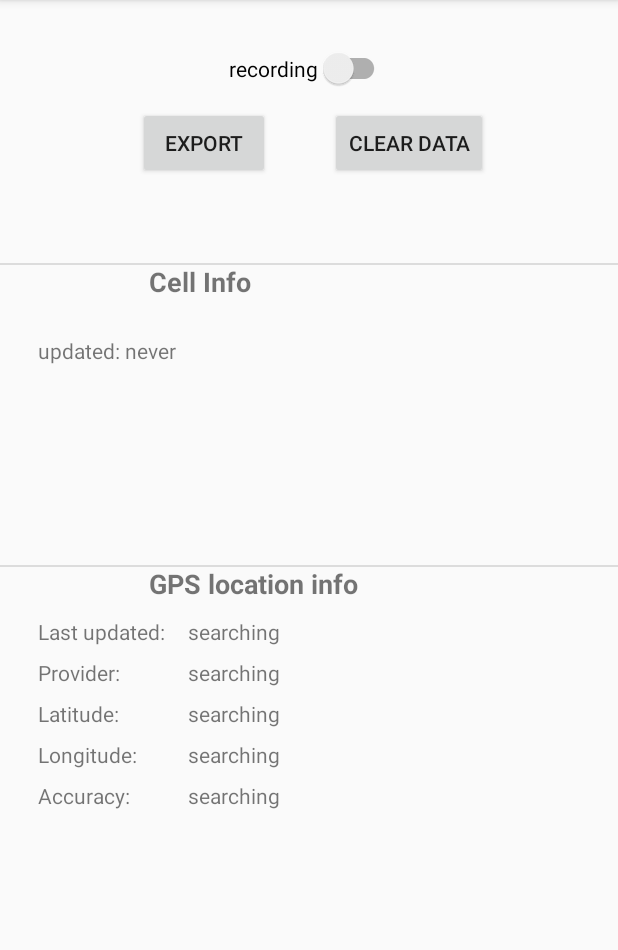
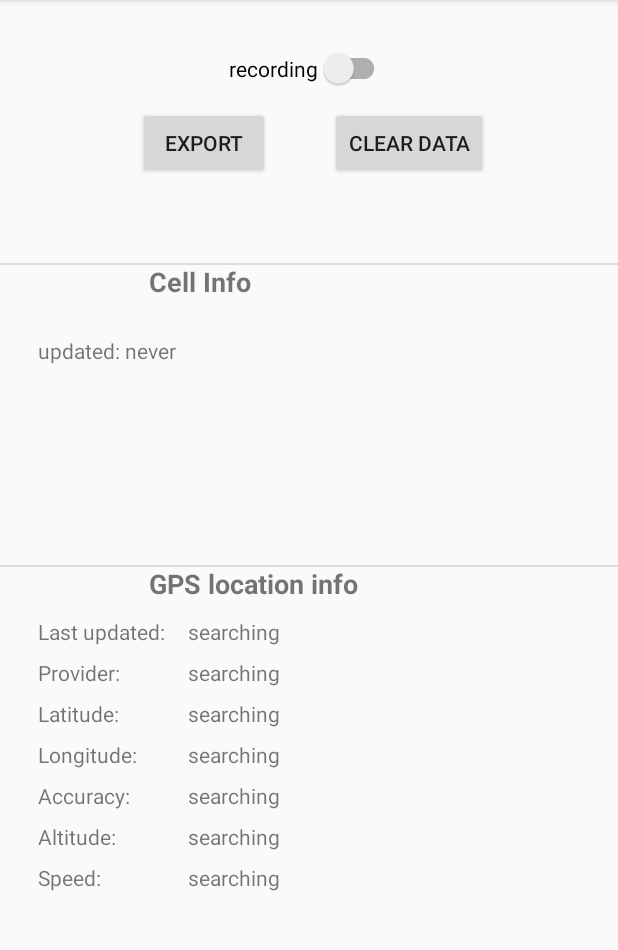
Before and after one commit to NetherlandsForensicInstitute/cellscanner, an Android app: the screen it shows after launch (MainActivity), on a phone screen of 412 x 824 dp, the part 84-1034 px from its top. Run offline under Robolectric (Android 15) with nearby library versions, the phone set to English and light mode, and no system bars.

Commit message:
added speed & altitude

```diff
--- a/app/src/main/java/nl/nfi/cellscanner/Database.java
+++ b/app/src/main/java/nl/nfi/cellscanner/Database.java
@@ -281,6 +281,8 @@ public class Database {
         values.put("accuracy", location.getAccuracy());
         values.put("latitude", location.getLatitude());
         values.put("longitude", location.getLongitude());
+        values.put("altitude", location.getAltitude());
+        values.put("speed", location.getSpeed());
 
         db.insert("locationinfo", null, values);
     }
@@ -329,7 +331,9 @@ public class Database {
                 "  accuracy INT NOT NULL," +
                 "  timestamp INT NOT NULL," +
                 "  latitude INT NOT NULL,"+
-                "  longitude INT NOT NULL" +
+                "  longitude INT NOT NULL," +
+                "  altitude INT NOT NULL," +
+                "  speed INT NOT NULL" +
                 ")");
     }
 
--- a/app/src/main/java/nl/nfi/cellscanner/MainActivity.java
+++ b/app/src/main/java/nl/nfi/cellscanner/MainActivity.java
@@ -40,7 +40,7 @@ public class MainActivity extends AppCompatActivity {
 
     private Button exportButton, clearButton;
     private SwitchCompat recorderSwitch;
-    private TextView vlCILastUpdate, vlGPSLastUpdate, vlGPSProvider, vlGPSLat, vlGPSLon, vlGPSAcc;
+    private TextView vlCILastUpdate, vlGPSLastUpdate, vlGPSProvider, vlGPSLat, vlGPSLon, vlGPSAcc, vlGPSAlt, vlGPSSpeed;
 
 
     private static final int PERMISSION_REQUEST_START_RECORDING = 1;
@@ -61,6 +61,8 @@ public class MainActivity extends AppCompatActivity {
         vlGPSLat = findViewById(R.id.vlGPSLat);
         vlGPSLon = findViewById(R.id.vlGPSLon);
         vlGPSAcc = findViewById(R.id.vlGPSAcc);
+        vlGPSAlt = findViewById(R.id.vlGPSAlt);
+        vlGPSSpeed = findViewById(R.id.vlGPSSpeed);
 
         exportButton = findViewById(nl.nfi.cellscanner.R.id.exportButton);
         clearButton = findViewById(nl.nfi.cellscanner.R.id.clearButton);
@@ -216,6 +218,8 @@ public class MainActivity extends AppCompatActivity {
                 vlGPSLat.setText(String.valueOf(a.getDouble("lat")));
                 vlGPSLon.setText(String.valueOf(a.getDouble("lon")));
                 vlGPSAcc.setText(String.valueOf(a.getFloat("acc")));
+                vlGPSAlt.setText(String.valueOf(a.getDouble("alt")));
+                vlGPSSpeed.setText(String.valueOf(a.getFloat("spd")));
             }
         }
     }
--- a/app/src/main/java/nl/nfi/cellscanner/recorder/LocationRecordingService.java
+++ b/app/src/main/java/nl/nfi/cellscanner/recorder/LocationRecordingService.java
@@ -250,6 +250,8 @@ public class LocationRecordingService extends Service {
             intent.putExtra("lts", location.getTime());
             intent.putExtra("acc", location.getAccuracy());
             intent.putExtra("pro", location.getProvider());
+            intent.putExtra("alt", location.getAltitude());
+            intent.putExtra("spd", location.getSpeed());
         } else {
             intent.putExtra("hasLoc", false);
         }
--- a/app/src/main/res/layout/activity_main.xml
+++ b/app/src/main/res/layout/activity_main.xml
@@ -116,7 +116,7 @@
             android:id="@+id/vlGPSLastUpdate"
             android:layout_width="200dp"
             android:layout_height="wrap_content"
-            android:text="searching"
+            android:text="@string/valueBaseText"
             app:layout_constraintStart_toEndOf="@+id/textView3"
             app:layout_constraintTop_toTopOf="@+id/textView3" />
 
@@ -124,7 +124,7 @@
             android:id="@+id/vlGPSProvider"
             android:layout_width="100dp"
             android:layout_height="wrap_content"
-            android:text="searching"
+            android:text="@string/valueBaseText"
             app:layout_constraintStart_toEndOf="@+id/textView4"
             app:layout_constraintTop_toTopOf="@+id/textView4" />
 
@@ -132,7 +132,7 @@
             android:id="@+id/vlGPSLat"
             android:layout_width="100dp"
             android:layout_height="wrap_content"
-            android:text="searching"
+            android:text="@string/valueBaseText"
             app:layout_constraintStart_toEndOf="@+id/textView"
             app:layout_constraintTop_toTopOf="@+id/textView" />
 
@@ -140,7 +140,7 @@
             android:id="@+id/vlGPSLon"
             android:layout_width="100dp"
             android:layout_height="wrap_content"
-            android:text="searching"
+            android:text="@string/valueBaseText"
             app:layout_constraintStart_toEndOf="@+id/textView2"
             app:layout_constraintTop_toTopOf="@+id/textView2" />
 
@@ -150,7 +150,6 @@
             android:layout_width="wrap_content"
             android:layout_height="wrap_content"
             android:ems="10"
-            android:inputType="textPersonName"
             android:text="GPS location info"
             android:textSize="18sp"
             android:textStyle="bold"
@@ -176,7 +175,7 @@
             android:layout_height="wrap_content"
             android:layout_marginStart="25dp"
             android:layout_marginTop="24dp"
-            android:text="searching"
+            android:text="@string/valueBaseText"
             app:layout_constraintStart_toStartOf="parent"
             app:layout_constraintTop_toBottomOf="@+id/editTextTextPersonName2" />
 
@@ -194,9 +193,45 @@
             android:id="@+id/vlGPSAcc"
             android:layout_width="100dp"
             android:layout_height="wrap_content"
-            android:text="searching"
+            android:text="@string/valueBaseText"
             app:layout_constraintStart_toEndOf="@+id/lblGPSAcc"
             app:layout_constraintTop_toTopOf="@+id/lblGPSAcc" />
 
+        <TextView
+            android:id="@+id/lblGPSAlt"
+            android:layout_width="100dp"
+            android:layout_height="wrap_content"
+            android:layout_marginStart="25dp"
+            android:layout_marginTop="8dp"
+            android:text="Altitude:"
+            app:layout_constraintStart_toStartOf="parent"
+            app:layout_constraintTop_toBottomOf="@+id/lblGPSAcc" />
+
+        <TextView
+            android:id="@+id/vlGPSAlt"
+            android:layout_width="100dp"
+            android:layout_height="wrap_content"
+            android:text="@string/valueBaseText"
+            app:layout_constraintTop_toTopOf="@+id/lblGPSAlt"
+            app:layout_constraintStart_toEndOf="@+id/lblGPSAcc" />
+
+        <TextView
+            android:id="@+id/lblGPSSpeed"
+            android:layout_width="100dp"
+            android:layout_height="wrap_content"
+            android:layout_marginStart="25dp"
+            android:layout_marginTop="8dp"
+            android:text="Speed:"
+            app:layout_constraintStart_toStartOf="parent"
+            app:layout_constraintTop_toBottomOf="@+id/lblGPSAlt" />
+
+        <TextView
+            android:id="@+id/vlGPSSpeed"
+            android:layout_width="100dp"
+            android:layout_height="wrap_content"
+            android:text="@string/valueBaseText"
+            app:layout_constraintTop_toTopOf="@+id/lblGPSSpeed"
+            app:layout_constraintStart_toEndOf="@+id/lblGPSAcc" />
+
 
 </androidx.constraintlayout.widget.ConstraintLayout>
--- a/app/src/main/res/values/strings.xml
+++ b/app/src/main/res/values/strings.xml
@@ -1,3 +1,4 @@
 <resources>
     <string name="app_name">Cellscanner</string>
+    <string name="valueBaseText">searching</string>
 </resources>
```
